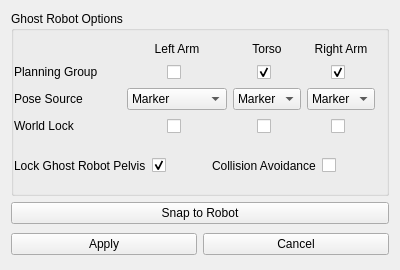
Qt form vigir_ocs_ghost_control_widget/src/ui/ghost_control_widget.ui (team-vigir/vigir_ocs_common) before a commit.
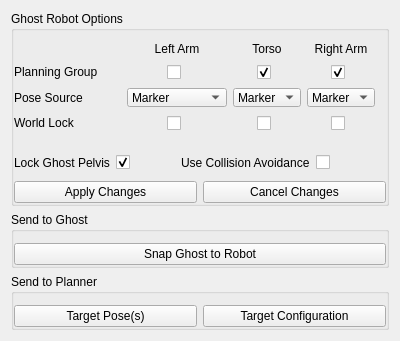
The same form after that commit.

Commit message: - added buttons to send target pose and configurations to ghost control widget - changed layout

The edit to the form file:
```diff
--- a/vigir_ocs_ghost_control_widget/src/ui/ghost_control_widget.ui
+++ b/vigir_ocs_ghost_control_widget/src/ui/ghost_control_widget.ui
@@ -7,7 +7,7 @@
     <x>0</x>
     <y>0</y>
     <width>400</width>
-    <height>270</height>
+    <height>341</height>
    </rect>
   </property>
   <property name="minimumSize">
@@ -41,18 +41,9 @@
          <property name="spacing">
           <number>0</number>
          </property>
-         <property name="leftMargin">
+         <property name="margin">
           <number>0</number>
          </property>
-         <property name="topMargin">
-          <number>0</number>
-         </property>
-         <property name="rightMargin">
-          <number>0</number>
-         </property>
-         <property name="bottomMargin">
-          <number>9</number>
-         </property>
          <item>
           <widget class="QWidget" name="widget_3" native="true">
            <property name="styleSheet">
@@ -451,7 +442,7 @@
             <item row="0" column="0">
              <widget class="QLabel" name="label_9">
               <property name="text">
-               <string>Lock Ghost Robot Pelvis</string>
+               <string>Lock Ghost Pelvis</string>
               </property>
              </widget>
             </item>
@@ -468,7 +459,7 @@
             <item row="0" column="3">
              <widget class="QLabel" name="label_8">
               <property name="text">
-               <string>Collision Avoidance</string>
+               <string>Use Collision Avoidance</string>
               </property>
              </widget>
             </item>
@@ -482,6 +473,29 @@
            </layout>
           </widget>
          </item>
+         <item>
+          <widget class="QWidget" name="widget_10" native="true">
+           <layout class="QHBoxLayout" name="horizontalLayout_8">
+            <property name="margin">
+             <number>0</number>
+            </property>
+            <item>
+             <widget class="QPushButton" name="apply_button_">
+              <property name="text">
+               <string>Apply Changes</string>
+              </property>
+             </widget>
+            </item>
+            <item>
+             <widget class="QPushButton" name="cancel_button_">
+              <property name="text">
+               <string>Cancel Changes</string>
+              </property>
+             </widget>
+            </item>
+           </layout>
+          </widget>
+         </item>
         </layout>
        </widget>
       </item>
@@ -489,29 +503,56 @@
     </widget>
    </item>
    <item>
-    <widget class="QPushButton" name="snap_button_">
-     <property name="text">
-      <string>Snap to Robot</string>
+    <widget class="QGroupBox" name="groupBox_3">
+     <property name="title">
+      <string>Send to Ghost</string>
      </property>
+     <layout class="QVBoxLayout" name="verticalLayout_4">
+      <property name="leftMargin">
+       <number>0</number>
+      </property>
+      <property name="rightMargin">
+       <number>0</number>
+      </property>
+      <property name="bottomMargin">
+       <number>0</number>
+      </property>
+      <item>
+       <widget class="QPushButton" name="snap_button_">
+        <property name="text">
+         <string>Snap Ghost to Robot</string>
+        </property>
+       </widget>
+      </item>
+     </layout>
     </widget>
    </item>
    <item>
-    <widget class="QWidget" name="widget_10" native="true">
-     <layout class="QHBoxLayout" name="horizontalLayout_8">
-      <property name="margin">
+    <widget class="QGroupBox" name="groupBox_2">
+     <property name="title">
+      <string>Send to Planner</string>
+     </property>
+     <layout class="QHBoxLayout" name="horizontalLayout_2">
+      <property name="leftMargin">
+       <number>0</number>
+      </property>
+      <property name="rightMargin">
+       <number>0</number>
+      </property>
+      <property name="bottomMargin">
        <number>0</number>
       </property>
       <item>
-       <widget class="QPushButton" name="apply_button_">
+       <widget class="QPushButton" name="send_pose_button_">
         <property name="text">
-         <string>Apply</string>
+         <string>Target Pose(s)</string>
         </property>
        </widget>
       </item>
       <item>
-       <widget class="QPushButton" name="cancel_button_">
+       <widget class="QPushButton" name="send_config_button_">
         <property name="text">
-         <string>Cancel</string>
+         <string>Target Configuration</string>
         </property>
        </widget>
       </item>
```
Left out of the diff: 34 changed lines with no effect on the pictures. The commit also changes 2 other files.
